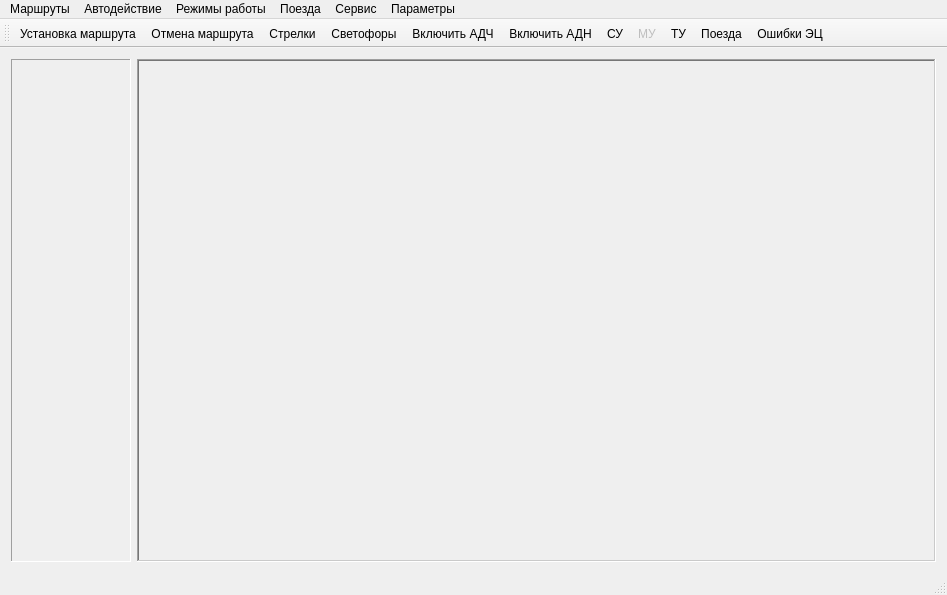
Before: the Qt Designer form monitor/mainwindow.ui in eugene-pa/armdncqt, drawn with Qt 5.
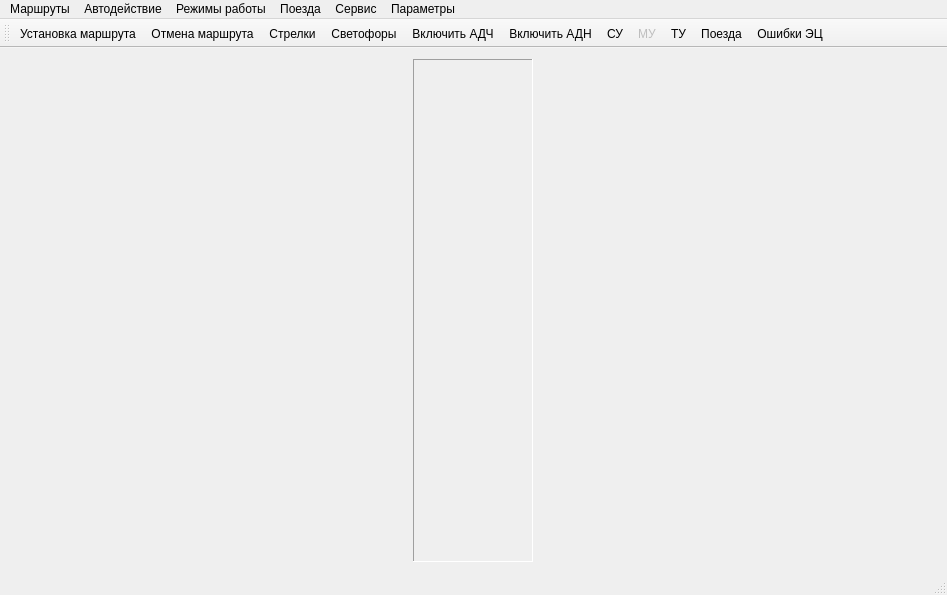
After: the same form once the commit is applied. Icons and pictures are not drawn.

What changed in the file:
```diff
--- a/monitor/mainwindow.ui
+++ b/monitor/mainwindow.ui
@@ -17,6 +17,12 @@
    <layout class="QHBoxLayout" name="horizontalLayout">
     <item>
      <widget class="QFrame" name="frame_st">
+      <property name="minimumSize">
+       <size>
+        <width>120</width>
+        <height>0</height>
+       </size>
+      </property>
       <property name="maximumSize">
        <size>
         <width>120</width>
@@ -31,16 +37,6 @@
       </property>
      </widget>
     </item>
-    <item>
-     <widget class="QFrame" name="frame_view">
-      <property name="frameShape">
-       <enum>QFrame::WinPanel</enum>
-      </property>
-      <property name="frameShadow">
-       <enum>QFrame::Sunken</enum>
-      </property>
-     </widget>
-    </item>
    </layout>
   </widget>
   <widget class="QMenuBar" name="menuBar">
```
